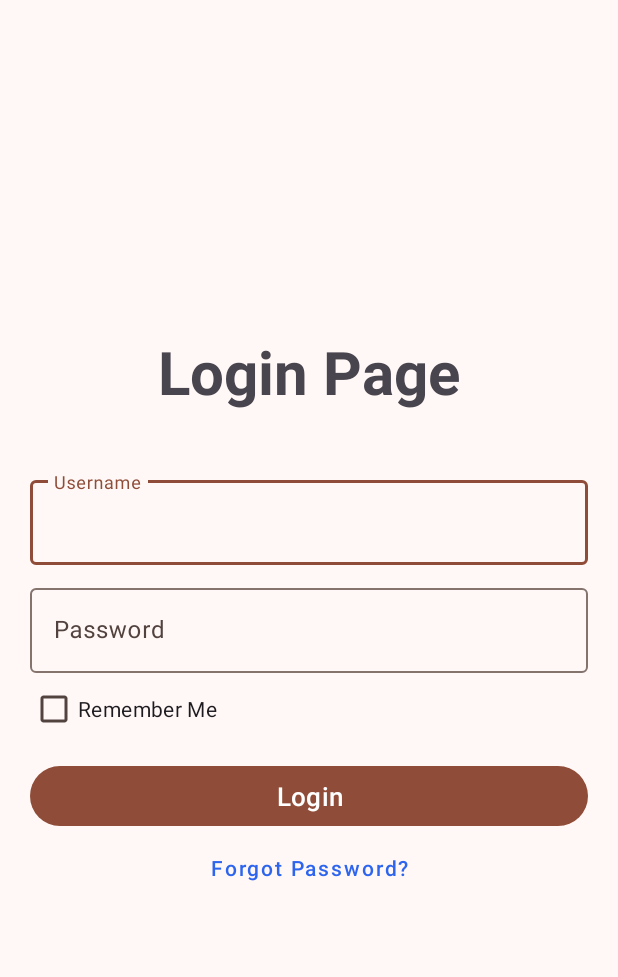
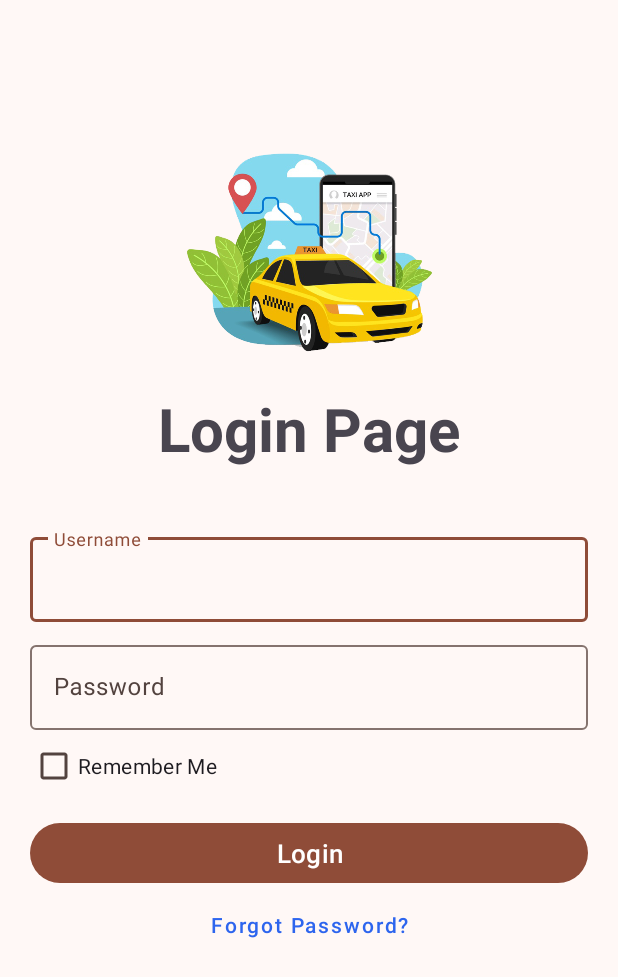
Before and after one commit to kabir-global-sync/Android_Project, an Android app: the layout activity_login_page.xml on its own in the app's theme, with its tools: preview values and no code run, on a phone screen of 412 x 824 dp. Shown: the top 977 px of the screen. Run offline under Robolectric (Android 15) with nearby library versions, the phone set to English and light mode, and no system bars.

Commit message:
logo added

```diff
--- a/app/src/main/res/layout/activity_login_page.xml
+++ b/app/src/main/res/layout/activity_login_page.xml
@@ -1,10 +1,18 @@
 <?xml version="1.0" encoding="utf-8"?>
 <LinearLayout xmlns:android="http://schemas.android.com/apk/res/android"
+    xmlns:app="http://schemas.android.com/apk/res-auto"
     android:layout_width="match_parent"
     android:layout_height="match_parent"
     android:orientation="vertical"
     android:gravity="center"
     android:padding="@dimen/_20dp">
+
+    <ImageView
+        android:id="@+id/imageView6"
+        android:layout_marginTop="-100dp"
+        android:layout_width="383dp"
+        android:layout_height="175dp"
+        app:srcCompat="@drawable/carbookinglogo" />
 
     <com.google.android.material.textview.MaterialTextView
         android:layout_width="wrap_content"
@@ -60,4 +68,6 @@
         style="@style/Widget.MaterialComponents.Button.TextButton"
         android:textAllCaps="false"
         />
+
+
 </LinearLayout>
```
Also changed, not shown: app/src/main/res/drawable/carbookinglogo.png (added).
